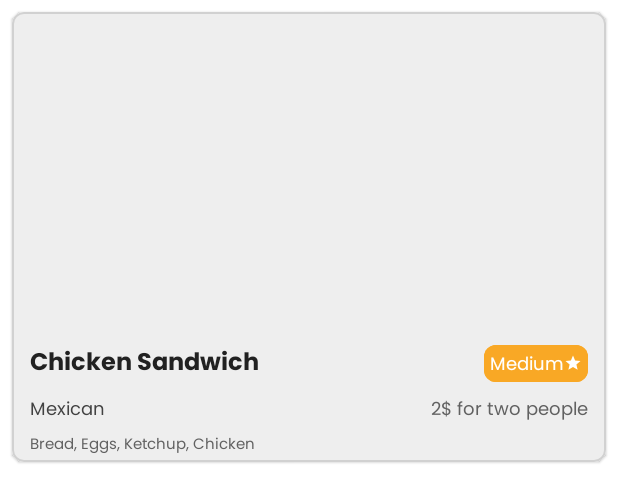
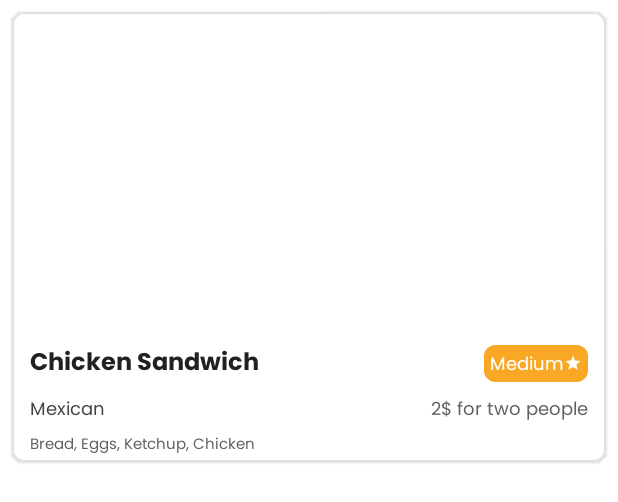
Before and after one commit to shashankcuber/Cookflix-HackElite, an Android app: the layout item_food.xml on its own in the app's theme, with its tools: preview values and no code run, on a phone screen of 412 x 824 dp. Shown: the top 502 px of the screen. Run offline under Robolectric (Android 15) with nearby library versions, the light colour scheme and no system bars; network calls fail.

Commit message:
Modified UI for Home-Tab

```diff
--- a/app/src/main/java/com/android/ranit/cookflix/presentation/ui/adapter/FoodItemsAdapter.kt
+++ b/app/src/main/java/com/android/ranit/cookflix/presentation/ui/adapter/FoodItemsAdapter.kt
@@ -68,14 +68,14 @@ class FoodItemsAdapter: RecyclerView.Adapter<FoodItemsAdapter.ViewHolderFoodItem
 
     private fun computeCookingLevel(ingredientListSize: Int, binding: ItemFoodBinding): String {
         var level = ""
-        if (ingredientListSize >= 10) {
+        if (ingredientListSize >= 15) {
             level = "Hard"
             binding.tvLevel.background = ResourcesCompat.getDrawable(
                 binding.tvLevel.context.resources,
                 R.drawable.bg_difficulty_hard,
                 null
             )
-        } else if (ingredientListSize in 4..9) {
+        } else if (ingredientListSize in 9..14) {
             level = "Medium"
             binding.tvLevel.background = ResourcesCompat.getDrawable(
                 binding.tvLevel.context.resources,
--- a/app/src/main/res/layout/activity_main.xml
+++ b/app/src/main/res/layout/activity_main.xml
@@ -4,6 +4,7 @@
     xmlns:tools="http://schemas.android.com/tools"
     android:layout_width="match_parent"
     android:layout_height="match_parent"
+    android:background="@color/gray_800"
     tools:context=".presentation.ui.activity.MainActivity">
 
     <androidx.fragment.app.FragmentContainerView
--- a/app/src/main/res/layout/fragment_home.xml
+++ b/app/src/main/res/layout/fragment_home.xml
@@ -5,6 +5,7 @@
     android:layout_height="match_parent"
     xmlns:app="http://schemas.android.com/apk/res-auto"
     android:layout_margin="@dimen/dp_8"
+    android:background="@color/gray_800"
     tools:context=".presentation.ui.fragment.HomeFragment">
 
     <TextView
@@ -13,7 +14,6 @@
         android:layout_height="wrap_content"
         style="@style/Text.Header.Poppins.16"
         android:text="@string/popular_dishes_around_you"
-        android:background="@color/white"
         app:layout_constraintStart_toStartOf="parent"
         app:layout_constraintTop_toTopOf="parent"
         android:visibility="gone" />
--- a/app/src/main/res/layout/item_food.xml
+++ b/app/src/main/res/layout/item_food.xml
@@ -14,7 +14,7 @@
 
     <androidx.constraintlayout.widget.ConstraintLayout
         android:layout_width="match_parent"
-        android:background="@color/gray_800"
+        android:background="@color/white"
         android:layout_height="@dimen/news_card_item_height">
 
         <ImageView
@@ -35,10 +35,11 @@
             android:layout_marginStart="@dimen/dp_12"
             android:layout_marginTop="@dimen/dp_12"
             android:paddingBottom="@dimen/dp_12"
+            android:ellipsize="marquee"
             android:gravity="center_vertical"
             app:layout_constraintStart_toStartOf="parent"
             app:layout_constraintTop_toBottomOf="@id/iv_food_thumbnail"
-            app:layout_constraintWidth_percent="0.75"
+            app:layout_constraintWidth_percent="0.7"
             tools:text="Chicken Sandwich" />
 
         <TextView
```
